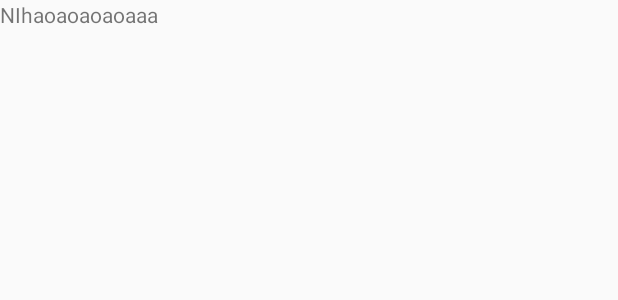
After one commit to Tangerine-TBE/TangerineShop, an Android app: the layout fragment_example.xml on its own in the app's theme, with its tools: preview values and no code run, on a phone screen of 412 x 824 dp. The commit adds this screen. Shown: the top 300 px of the screen. Run offline under Robolectric (Android 15) with nearby library versions, the phone set to English and light mode, and no system bars.

Commit message:
基础结构完成

```diff
--- /dev/null
+++ b/EcApp/src/main/res/layout/fragment_example.xml
@@ -0,0 +1,10 @@
+<?xml version="1.0" encoding="utf-8"?>
+<LinearLayout
+    xmlns:android="http://schemas.android.com/apk/res/android" android:layout_width="match_parent"
+    android:layout_height="match_parent">
+    <TextView
+        android:layout_width="wrap_content"
+        android:layout_height="wrap_content"
+        android:text="NIhaoaoaoaoaaa"/>
+
+</LinearLayout>
--- a/EcCore/build.gradle
+++ b/EcCore/build.gradle
@@ -1,4 +1,5 @@
 apply plugin: 'com.android.library'
+apply plugin: 'com.jakewharton.butterknife'
 
 android {
     compileSdkVersion 28
@@ -21,6 +22,7 @@ android {
         }
     }
 
+
 }
 
 dependencies {
@@ -36,4 +38,8 @@ dependencies {
     api 'com.joanzapata.iconify:android-iconify-ionicons:2.2.2', {
         exclude group: 'com.android.support'
     }
+    api 'me.yokeyword:fragmentation:1.3.7'
+    api 'me.yokeyword:fragmentation-swipeback:1.3.7'
+    api 'com.jakewharton:butterknife:8.5.1'
+    annotationProcessor 'com.jakewharton:butterknife-compiler:8.5.1'
 }
--- a/EcCore/src/main/AndroidManifest.xml
+++ b/EcCore/src/main/AndroidManifest.xml
@@ -1,2 +1,5 @@
 <manifest xmlns:android="http://schemas.android.com/apk/res/android"
-    package="com.tangerine.eccore" />
+    xmlns:tools="http://schemas.android.com/tools"
+    package="com.tangerine.eccore"
+
+     />
--- /dev/null
+++ b/EcCore/src/main/java/com/tangerine/eccore/EcShopping/Fragment/PermissionCheckFragment.java
@@ -0,0 +1,4 @@
+package com.tangerine.eccore.EcShopping.Fragment;
+
+public abstract class PermissionCheckFragment extends BaseFragment {
+}
--- /dev/null
+++ b/EcCore/src/main/java/com/tangerine/eccore/EcShopping/Fragment/StartFragment.java
@@ -0,0 +1,4 @@
+package com.tangerine.eccore.EcShopping.Fragment;
+
+public abstract class StartFragment extends PermissionCheckFragment {
+}
--- /dev/null
+++ b/EcCore/src/main/res/values/ids.xml
@@ -0,0 +1,4 @@
+<?xml version="1.0" encoding="utf-8"?>
+<resources>
+    <item name="fragment_container" type="id"/>
+</resources>
--- a/build.gradle
+++ b/build.gradle
@@ -3,11 +3,14 @@
 buildscript {
     repositories {
         google()
+        mavenCentral()
         jcenter()
 
     }
     dependencies {
-        classpath 'com.android.tools.build:gradle:3.4.1'
+        //noinspection GradleDependency
+        classpath 'com.android.tools.build:gradle:3.2.1'
+        classpath 'com.jakewharton:butterknife-gradle-plugin:8.5.1'
 
         // NOTE: Do not place your application dependencies here; they belong
         // in the individual module build.gradle files
```
Also changed, not shown: EcApp/src/main/java/com/tangerine/android/ExampleFragment.java (added, +19 -0 lines), EcApp/src/main/java/com/tangerine/android/MainActivity.java (+6 -9 lines), EcCore/src/main/java/com/tangerine/eccore/EcShopping/Activity/ProxyActivity.java (added, +37 -0 lines), EcCore/src/main/java/com/tangerine/eccore/EcShopping/Fragment/BaseFragment.java (added, +41 -0 lines).
